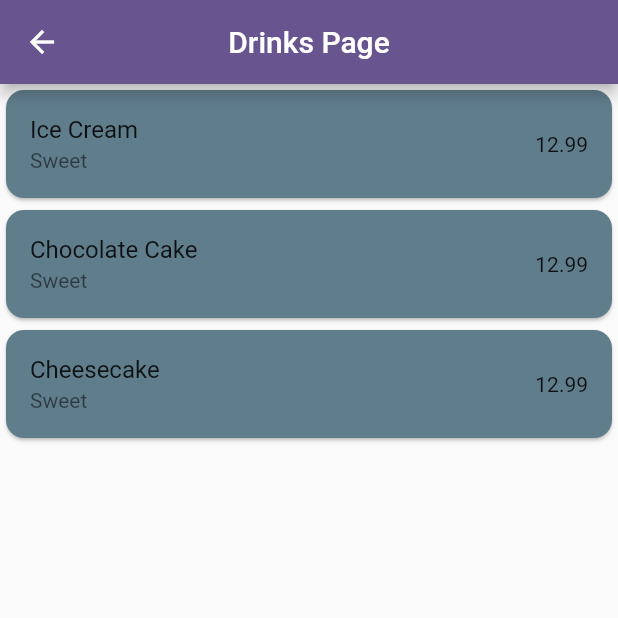
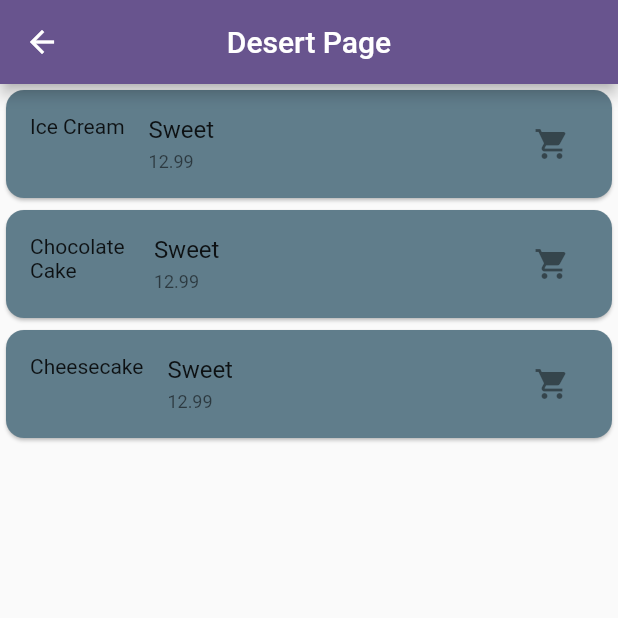
Before and after one commit to Gee-gee4/map_app, a Flutter app: the screen it shows after launch, after a tap on "Desert", on a phone screen of 412 x 824 dp, the top half of it. Run offline on Flutter 3.47's test engine with Material 3 defaults, Android fonts, the phone set to English and light mode, and no system bars.

Commit message:
added a cart iconbutton to all pages

```diff
--- a/lib/Model/menu_data.dart
+++ b/lib/Model/menu_data.dart
@@ -2,12 +2,12 @@ import 'package:map_app/Model/menu_item.dart';
 
 final List<MenuItem> menuCategories = [
   MenuItem(
-      name: 'Grilled Chicken',
+      name: 'Grilled \nChicken',
       category: 'Meals',
       description: 'Will get you full',
       price: 12.99),
   MenuItem(
-      name: 'Beef Burger',
+      name: 'Beef \nBurger',
       category: 'Meals',
       description: 'Will get you full',
       price: 12.99),
@@ -39,7 +39,7 @@ final List<MenuItem> menuCategories = [
       description: 'Sweet',
       price: 12.99),
   MenuItem(
-      name: 'Chocolate Cake',
+      name: 'Chocolate \nCake',
       category: 'Desert',
       description: 'Sweet',
       price: 12.99),
--- a/lib/Pages/deserts_page.dart
+++ b/lib/Pages/deserts_page.dart
@@ -12,7 +12,7 @@ class DesertsPage extends StatelessWidget {
         menuCategories.where((item) => item.category == 'Desert').toList();
     return Scaffold(
       appBar: AppBar(
-        title: Text('Drinks Page'),
+        title: Text('Desert Page'),
         centerTitle: true,
       ),
       body: Column(
@@ -37,10 +37,17 @@ class DesertsPage extends StatelessWidget {
                       borderRadius: BorderRadius.circular(12),
                     ),
                     child: ListTile(
-
-                      title: Text(meal.name),
-                      subtitle: Text(meal.description),
-                      trailing: Text(meal.price.toString()),
+                      leading: Text(meal.name),
+                      title: Text(meal.description),
+                      subtitle: Text(
+                        (meal.price).toString(),
+                        style: TextStyle(fontSize: 12),
+                      ),
+                      trailing: IconButton(
+                        icon: Icon(Icons.shopping_cart),
+                        onPressed: () {},
+                        style: IconButton.styleFrom(iconSize: 22),
+                      ),
                     ),
                   ),
                 );
--- a/lib/Pages/home_page.dart
+++ b/lib/Pages/home_page.dart
@@ -10,6 +10,17 @@ class HomePage extends StatelessWidget {
   @override
   Widget build(BuildContext context) {
     return Scaffold(
+      appBar: AppBar(
+        title: Text('Home Page'),
+        centerTitle: true,
+        actions: [
+          IconButton(
+            icon: Icon(Icons.shopping_cart),
+            onPressed: () {},
+            style: IconButton.styleFrom(iconSize: 22),
+          ),
+        ],
+      ),
       body: Center(
         child: Column(
           mainAxisAlignment: MainAxisAlignment.center,
```
Also changed, not shown: lib/Pages/drinks_page.dart (+13 -5 lines), lib/Pages/meals_page.dart (+11 -3 lines).
